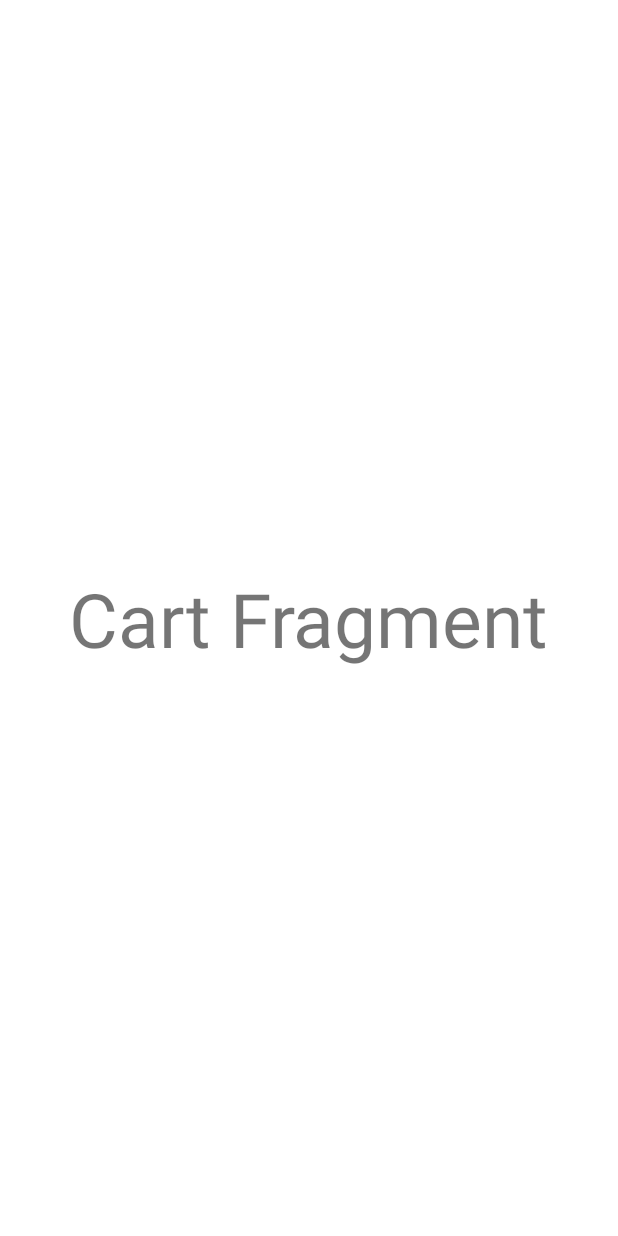
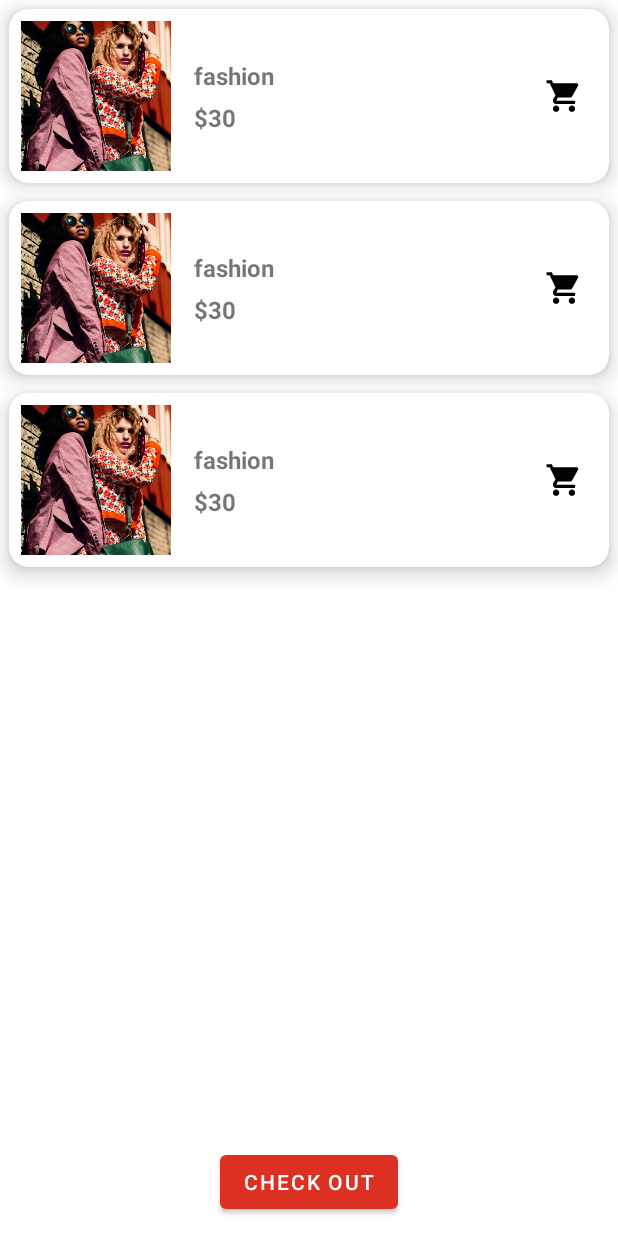
Before and after one commit to Omarboraie2003/ITI_Final_Project, an Android app: the layout fragment_cart_fragment.xml on its own in the app's theme, with its tools: preview values and no code run, on a phone screen of 412 x 824 dp. Run offline under Robolectric (Android 15) with nearby library versions, the phone set to English and light mode, and no system bars.

Commit message:
semi final cart

```diff
--- a/app/src/main/AndroidManifest.xml
+++ b/app/src/main/AndroidManifest.xml
@@ -9,7 +9,7 @@
         android:dataExtractionRules="@xml/data_extraction_rules"
         android:fullBackupContent="@xml/backup_rules"
         android:icon="@drawable/shopping_cart"
-        android:label="@string/app_name"
+        android:label="Cartify"
         android:roundIcon="@drawable/shopping_cart"
         android:supportsRtl="true"
         android:theme="@style/Theme.BuyNow"
--- a/app/src/main/java/com/example/myapplication/data/local/ProductDao.kt
+++ b/app/src/main/java/com/example/myapplication/data/local/ProductDao.kt
@@ -22,6 +22,9 @@ interface ProductDao {
     @Query("SELECT * FROM products WHERE isFavorite = 1")
     suspend fun getFavoriteProducts(): List<Product>
 
+    @Query("SELECT * FROM products WHERE inCart = 1")
+    suspend fun getInCartProducts(): List<Product>
+
     @Update
     suspend fun updateProduct(product: Product)
 
--- a/app/src/main/java/com/example/myapplication/data/local/ProductDatabase.kt
+++ b/app/src/main/java/com/example/myapplication/data/local/ProductDatabase.kt
@@ -6,7 +6,7 @@ import androidx.room.Room
 import androidx.room.RoomDatabase
 import com.example.myapplication.data.model.Product
 
-@Database(entities = [Product::class], version = 4)
+@Database(entities = [Product::class], version = 5)
 abstract class ProductDatabase : RoomDatabase() {
     abstract fun productDao(): ProductDao
 
--- a/app/src/main/java/com/example/myapplication/data/model/Product.kt
+++ b/app/src/main/java/com/example/myapplication/data/model/Product.kt
@@ -19,7 +19,8 @@ data class Product(
     val stock: Int,
     val title: String,
     val thumbnail: String,
-    var isFavorite: Boolean = false
+    var isFavorite: Boolean = false,
+    var inCart:Boolean=false
 ) {
 
 }
--- /dev/null
+++ b/app/src/main/res/layout/cart_adapter.xml
@@ -0,0 +1,71 @@
+<?xml version="1.0" encoding="utf-8"?>
+<androidx.cardview.widget.CardView xmlns:android="http://schemas.android.com/apk/res/android"
+    xmlns:app="http://schemas.android.com/apk/res-auto"
+    android:layout_width="match_parent"
+    android:layout_height="wrap_content"
+    android:layout_margin="6dp"
+    app:cardCornerRadius="13dp"
+    app:cardElevation="8dp">
+
+    <androidx.constraintlayout.widget.ConstraintLayout
+        android:id="@+id/linearLayout"
+        android:layout_width="match_parent"
+        android:layout_height="wrap_content">
+
+        <ImageView
+            android:id="@+id/product_image_cart"
+            android:layout_width="100dp"
+            android:layout_height="100dp"
+            android:scaleType="centerCrop"
+            app:layout_constraintBottom_toBottomOf="parent"
+            app:layout_constraintStart_toStartOf="parent"
+            app:layout_constraintTop_toTopOf="parent"
+            android:src="@drawable/bn"
+            android:layout_margin="8dp"/>
+
+        <LinearLayout
+            android:id="@+id/linearLayout2"
+            android:layout_width="0dp"
+            android:layout_height="wrap_content"
+            android:layout_marginStart="15dp"
+            android:orientation="vertical"
+            app:layout_constraintBottom_toBottomOf="@+id/product_image_cart"
+            app:layout_constraintEnd_toStartOf="@+id/cart_icon"
+            app:layout_constraintStart_toEndOf="@+id/product_image_cart"
+            app:layout_constraintTop_toTopOf="@+id/product_image_cart"
+            >
+
+            <TextView
+                android:id="@+id/product_name_cart"
+                android:layout_width="wrap_content"
+                android:layout_height="wrap_content"
+                android:layout_marginBottom="6dp"
+                android:textSize="16sp"
+                android:textStyle="bold"
+                android:text="fashion"/>
+
+            <TextView
+                android:id="@+id/product_price_cart"
+                android:layout_width="wrap_content"
+                android:layout_height="wrap_content"
+                android:textSize="16sp"
+                android:textStyle="bold"
+                android:text="$30"/>
+        </LinearLayout>
+
+        <ImageView
+            android:id="@+id/cart_icon"
+            android:layout_width="40dp"
+            android:layout_height="41dp"
+            android:scaleType="centerCrop"
+            android:layout_margin="10dp"
+            android:padding="8dp"
+            android:src="@drawable/baseline_shopping_cart_24"
+            app:layout_constraintBottom_toBottomOf="parent"
+            app:layout_constraintEnd_toEndOf="parent"
+            app:layout_constraintTop_toTopOf="parent" />
+
+
+
+    </androidx.constraintlayout.widget.ConstraintLayout>
+</androidx.cardview.widget.CardView>
--- a/app/src/main/res/layout/fragment_cart_fragment.xml
+++ b/app/src/main/res/layout/fragment_cart_fragment.xml
@@ -4,17 +4,36 @@
     android:layout_width="match_parent"
     android:layout_height="match_parent"
     xmlns:app="http://schemas.android.com/apk/res-auto"
-    tools:context=".FragmentCart">
-
-    <!-- TODO: Update blank fragment layout -->
-    <TextView
+    tools:context=".presentation.cart.FragmentCart"
+    android:id="@+id/cartFragment">
+    <androidx.recyclerview.widget.RecyclerView
+        android:id="@+id/recycler_view_cart"
+        android:layout_width="match_parent"
+        android:layout_height="match_parent"
+        tools:listitem="@layout/cart_adapter"
+        app:layout_constraintBottom_toTopOf="@+id/btnCheckOut"
+        app:layout_constraintStart_toStartOf="parent"
+        app:layout_constraintEnd_toEndOf="parent"
+        app:layout_constraintTop_toTopOf="parent"/>
+    <Button
+        android:id="@+id/btnCheckOut"
         android:layout_width="wrap_content"
         android:layout_height="wrap_content"
-        android:text="@string/cart_fragment"
-        android:textSize="50sp"
+        android:text="Check Out"
         app:layout_constraintStart_toStartOf="parent"
+        app:layout_constraintEnd_toEndOf="parent"
+        app:layout_constraintBottom_toBottomOf="parent"
+        android:layout_margin="12dp"
+        />
+    <ImageView
+        android:layout_width="wrap_content"
+        android:layout_height="wrap_content"
+        android:id="@+id/noItem"
+        app:layout_constraintStart_toStartOf="parent"
+        app:layout_constraintEnd_toEndOf="parent"
+        app:layout_constraintBottom_toBottomOf="parent"
         app:layout_constraintTop_toTopOf="parent"
-        app:layout_constraintEnd_toEndOf="parent"
-        app:layout_constraintBottom_toBottomOf="parent" />
-
+        android:visibility="gone"
+        android:src="@drawable/empty_list"
+        />
 </androidx.constraintlayout.widget.ConstraintLayout>
--- a/app/src/main/res/layout/fragment_home_fragment.xml
+++ b/app/src/main/res/layout/fragment_home_fragment.xml
@@ -30,7 +30,7 @@
                 android:textColor="@color/black"
                 android:textSize="30sp"
                 android:gravity="center"
-                android:background="@color/white"
+                android:background="@color/primary"
                 android:elevation="4dp" />
 
         </LinearLayout>
--- a/app/src/main/res/layout/home_adapter.xml
+++ b/app/src/main/res/layout/home_adapter.xml
@@ -39,7 +39,7 @@
             android:layout_height="38dp"
             android:layout_gravity="top|start"
             android:contentDescription="TO add product to cart"
-            android:src="@drawable/baseline_shopping_cart_24" />
+            android:src="@drawable/ic_shopping_cart" />
     </LinearLayout>
 
 
--- a/app/src/main/res/navigation/my_nav.xml
+++ b/app/src/main/res/navigation/my_nav.xml
@@ -21,7 +21,7 @@
     </fragment>
     <fragment
         android:id="@+id/cart_fragment"
-        android:name="com.example.myapplication.FragmentCart"
+        android:name="com.example.myapplication.presentation.cart.FragmentCart"
         android:label="fragment_cart_fragment"
         tools:layout="@layout/fragment_cart_fragment" >
 
```
Also changed, not shown: app/src/main/java/com/example/myapplication/FragmentCart.kt (deleted, +0 -59 lines), app/src/main/java/com/example/myapplication/domain/repo/ProductsRepository.kt (+29 -5 lines), app/src/main/java/com/example/myapplication/presentation/cart/CartAdapter.kt (added, +53 -0 lines), app/src/main/java/com/example/myapplication/presentation/cart/CartViewModel.kt (added, +25 -0 lines), app/src/main/java/com/example/myapplication/presentation/cart/CartViewModelFactory.kt (added, +19 -0 lines), app/src/main/java/com/example/myapplication/presentation/cart/FragmentCart.kt (added, +58 -0 lines), app/src/main/java/com/example/myapplication/presentation/home/HomeAdapter.kt (+12 -4 lines), app/src/main/java/com/example/myapplication/presentation/home/HomeFragment.kt (+14 -4 lines), app/src/main/java/com/example/myapplication/presentation/home/HomeViewModel.kt (+11 -1 lines).
